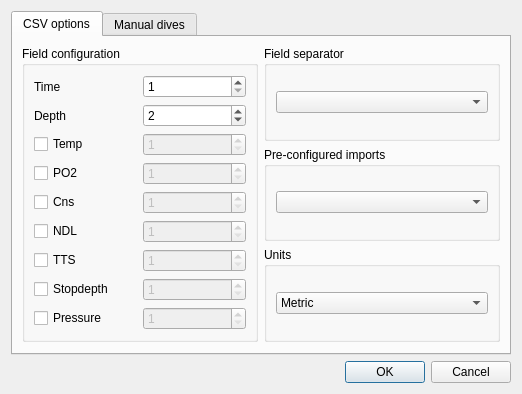
This is qt-ui/divelogimportdialog.ui in subsurface/subsurface as Qt 5 draws it before an edit. The edited form follows.
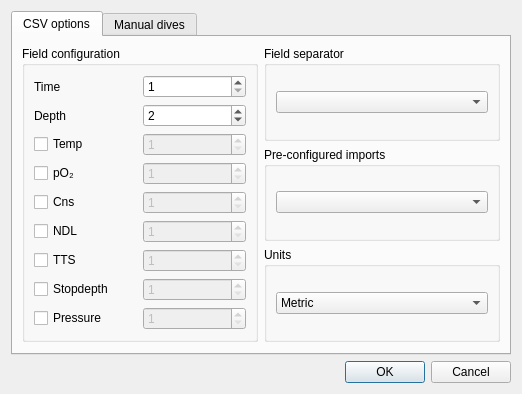
This is the edited form. Icons and pictures are not drawn.

The edit to the form file:
```diff
--- a/qt-ui/divelogimportdialog.ui
+++ b/qt-ui/divelogimportdialog.ui
@@ -118,7 +118,7 @@
           <item row="3" column="0">
            <widget class="QCheckBox" name="po2CheckBox">
             <property name="text">
-             <string>PO2</string>
+             <string>pO₂</string>
             </property>
            </widget>
           </item>
```
